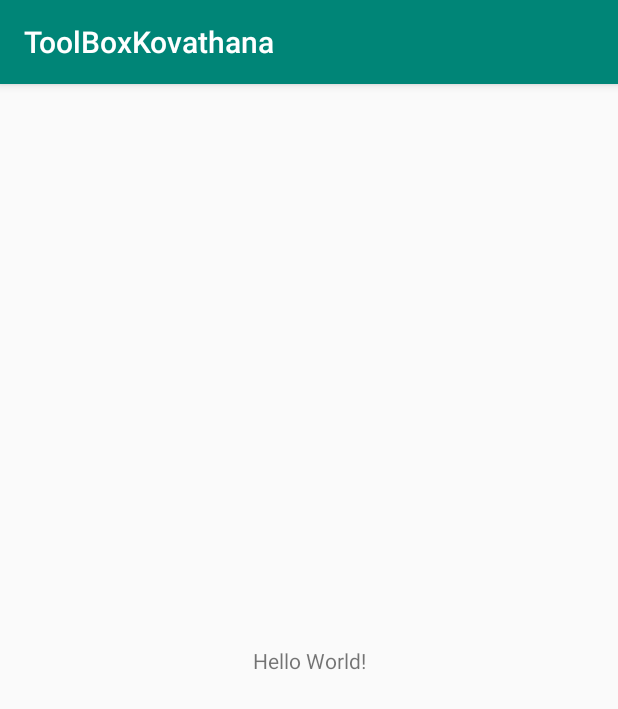
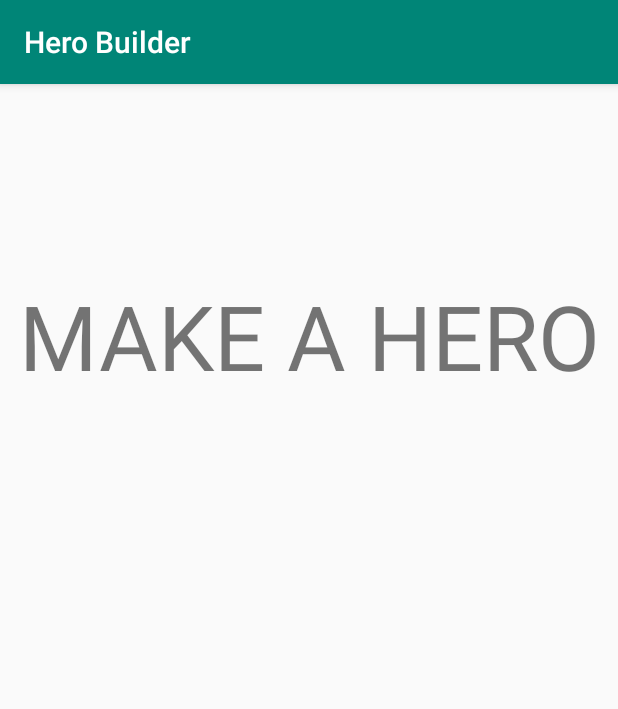
Before and after one commit to Tommy-Koder/ToolBoxKovathana, an Android app: the screen it shows after launch (MainActivity), on a phone screen of 412 x 824 dp. Shown: the top 709 px of the screen. Run offline under Robolectric (Android 15) with nearby library versions, the phone set to English and light mode, and no system bars.

Commit message:
Initial Commit

```diff
--- a/app/src/main/res/layout/activity_main.xml
+++ b/app/src/main/res/layout/activity_main.xml
@@ -9,10 +9,12 @@
     <TextView
         android:layout_width="wrap_content"
         android:layout_height="wrap_content"
-        android:text="Hello World!"
+        android:text="MAKE A HERO"
+        android:textSize="@dimen/titleTextSize"
         app:layout_constraintBottom_toBottomOf="parent"
         app:layout_constraintLeft_toLeftOf="parent"
         app:layout_constraintRight_toRightOf="parent"
-        app:layout_constraintTop_toTopOf="parent" />
+        app:layout_constraintTop_toTopOf="parent"
+        app:layout_constraintVertical_bias="0.185" />
 
 </androidx.constraintlayout.widget.ConstraintLayout>
--- /dev/null
+++ b/app/src/main/res/values/dimens.xml
@@ -0,0 +1,4 @@
+<?xml version="1.0" encoding="utf-8"?>
+<resources>
+    <dimen name="titleTextSize">60sp</dimen>
+</resources>
--- a/app/src/main/res/values/strings.xml
+++ b/app/src/main/res/values/strings.xml
@@ -1,3 +1,3 @@
 <resources>
-    <string name="app_name">ToolBoxKovathana</string>
+    <string name="app_name">Hero Builder</string>
 </resources>
```
